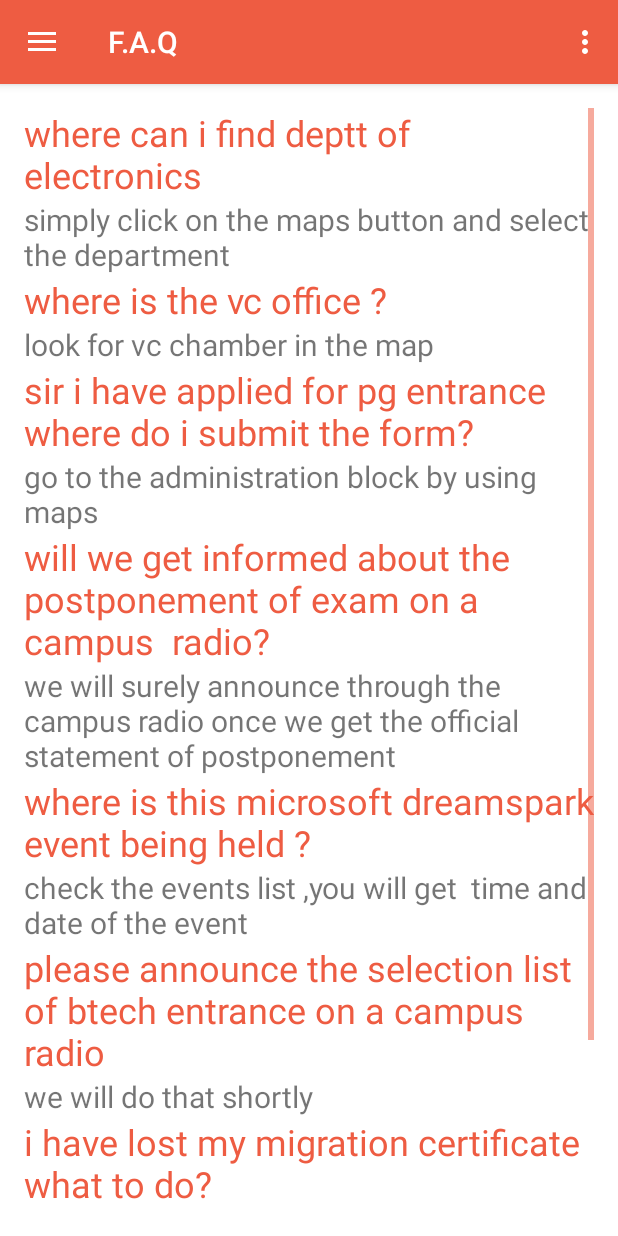
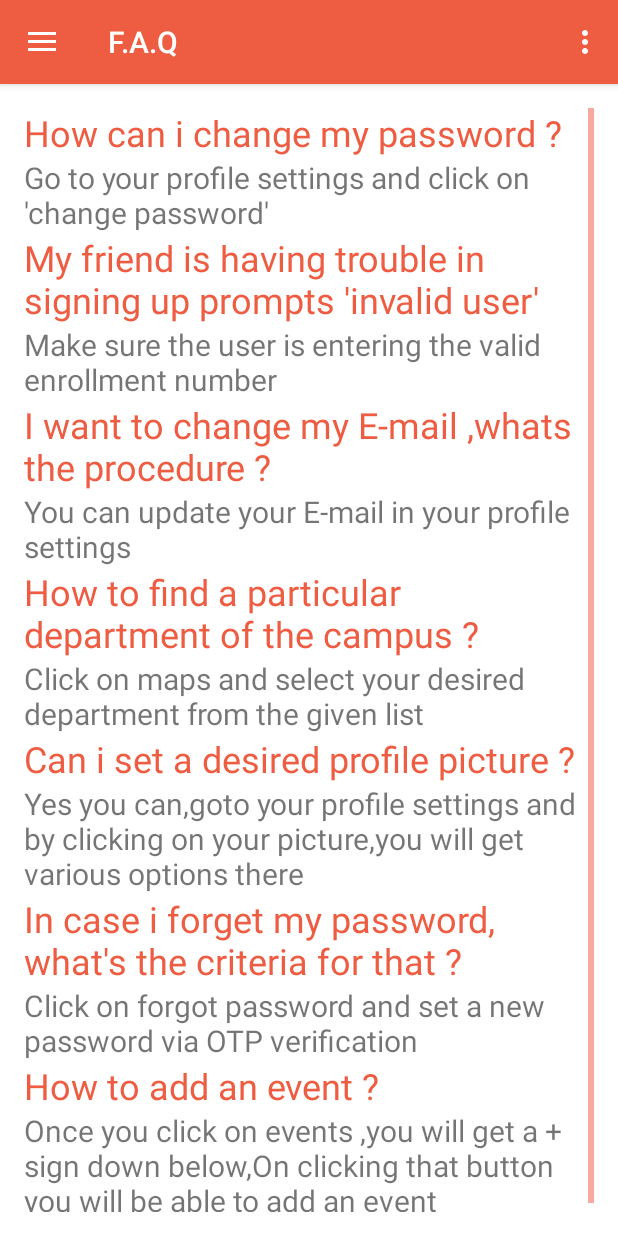
Before and after one commit to mubashirbashir/campusbuzzlive, an Android app: the fragment FaqFragClass placed in its activity, on a phone screen of 412 x 824 dp. Run offline under Robolectric (Android 15) with nearby library versions, the phone set to English and light mode, and no system bars.

Commit message:
faq update

```diff
--- a/app/src/main/res/layout/faq_frag_layout.xml
+++ b/app/src/main/res/layout/faq_frag_layout.xml
@@ -28,7 +28,7 @@
                 android:id="@+id/tvFQ1"
                 android:layout_width="match_parent"
                 android:layout_height="wrap_content"
-                android:text="where can i find deptt of electronics"
+                android:text="How can i change my password ?"
                 android:textColor="@color/buzzcolor"
                 android:textSize="24sp" />
 
@@ -37,14 +37,14 @@
                 android:layout_width="match_parent"
                 android:layout_height="wrap_content"
                 android:singleLine="false"
-                android:text="simply click on the maps button and select the department"
+                android:text="Go to your profile settings and click on 'change password'"
                 android:textSize="20sp" />
 
             <TextView
                 android:id="@+id/tvFQ2"
                 android:layout_width="match_parent"
                 android:layout_height="wrap_content"
-                android:text="where is the vc office ?"
+                android:text="My friend is having trouble in signing up prompts 'invalid user'"
                 android:textColor="@color/buzzcolor"
                 android:textSize="24sp" />
 
@@ -53,14 +53,14 @@
                 android:layout_width="match_parent"
                 android:layout_height="wrap_content"
                 android:singleLine="false"
-                android:text="look for vc chamber in the map "
+                android:text="Make sure the user is entering the valid enrollment number"
                 android:textSize="20sp" />
 
             <TextView
                 android:id="@+id/tvFQ3"
                 android:layout_width="match_parent"
                 android:layout_height="wrap_content"
-                android:text="sir i have applied for pg entrance where do i submit the form?"
+                android:text="I want to change my E-mail ,whats the procedure ? "
                 android:textColor="@color/buzzcolor"
                 android:textSize="24sp" />
 
@@ -69,14 +69,14 @@
                 android:layout_width="match_parent"
                 android:layout_height="wrap_content"
                 android:singleLine="false"
-                android:text="go to the administration block by using maps"
+                android:text="You can update your E-mail in your profile settings"
                 android:textSize="20sp" />
 
             <TextView
                 android:id="@+id/tvFQ4"
                 android:layout_width="match_parent"
                 android:layout_height="wrap_content"
-                android:text="will we get informed about the postponement of exam on a campus  radio?"
+                android:text="How to find a particular department of the campus ?"
                 android:textColor="@color/buzzcolor"
                 android:textSize="24sp" />
 
@@ -85,14 +85,14 @@
                 android:layout_width="match_parent"
                 android:layout_height="wrap_content"
                 android:singleLine="false"
-                android:text="we will surely announce through the campus radio once we get the official statement of postponement "
+                android:text="Click on maps and select your desired department from the given list "
                 android:textSize="20sp" />
 
             <TextView
                 android:id="@+id/tvFQ5"
                 android:layout_width="match_parent"
                 android:layout_height="wrap_content"
-                android:text="where is this microsoft dreamspark event being held ?"
+                android:text="Can i set a desired profile picture ?"
                 android:textColor="@color/buzzcolor"
                 android:textSize="24sp" />
 
@@ -101,14 +101,14 @@
                 android:layout_width="match_parent"
                 android:layout_height="wrap_content"
                 android:singleLine="false"
-                android:text="check the events list ,you will get  time and date of the event "
+                android:text="Yes you can,goto your profile settings and by clicking on your picture,you will get various options there  "
                 android:textSize="20sp" />
 
             <TextView
                 android:id="@+id/tvFQ6"
                 android:layout_width="match_parent"
                 android:layout_height="wrap_content"
-                android:text="please announce the selection list of btech entrance on a campus radio "
+                android:text="In case i forget my password, what's the criteria for that ? "
                 android:textColor="@color/buzzcolor"
                 android:textSize="24sp" />
 
@@ -117,14 +117,14 @@
                 android:layout_width="match_parent"
                 android:layout_height="wrap_content"
                 android:singleLine="false"
-                android:text="we will do that shortly "
+                android:text="Click on forgot password and set a new password via OTP verification"
                 android:textSize="20sp" />
 
             <TextView
                 android:id="@+id/tvFQ7"
                 android:layout_width="match_parent"
                 android:layout_height="wrap_content"
-                android:text="i have lost my migration certificate what to do?"
+                android:text="How to add an event ?"
                 android:textColor="@color/buzzcolor"
                 android:textSize="24sp" />
 
@@ -133,24 +133,10 @@
                 android:layout_width="match_parent"
                 android:layout_height="wrap_content"
                 android:singleLine="false"
-                android:text="navigate to the admission block"
+                android:text="Once you click on events ,you will get a + sign down below,On clicking that button you will be able to add an event  "
                 android:textSize="20sp" />
 
-            <TextView
-                android:id="@+id/tvFQ8"
-                android:layout_width="match_parent"
-                android:layout_height="wrap_content"
-                android:text="at what time do you talk with an official on a campus radio? "
-                android:textColor="@color/buzzcolor"
-                android:textSize="24sp" />
 
-            <TextView
-                android:id="@+id/tvFA8"
-                android:layout_width="match_parent"
-                android:layout_height="wrap_content"
-                android:singleLine="false"
-                android:text="mostly @10am and sometimes in the afternoon session i.e 2pm"
-                android:textSize="20sp" />
 
 
         </LinearLayout>
```
